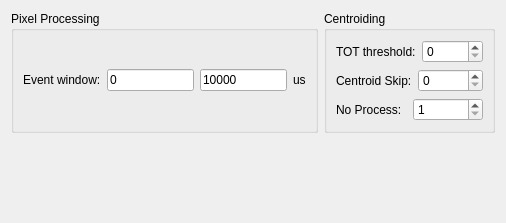
First picture: the form in pymepixviewer/pymepixviewer/panels/ui/processingconfig.ui, repository CFEL-CMI/pymepix, before the edit.
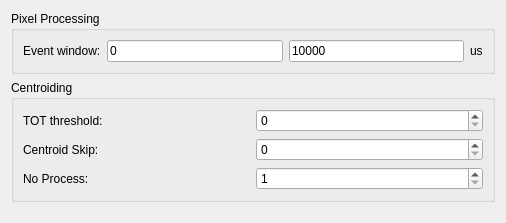
Second picture: the form after the edit.

Commit message: Imporved visuals of GUI and included threshold control

```diff
--- a/pymepixviewer/pymepixviewer/panels/ui/processingconfig.ui
+++ b/pymepixviewer/pymepixviewer/panels/ui/processingconfig.ui
@@ -15,7 +15,7 @@
   </property>
   <layout class="QVBoxLayout" name="verticalLayout">
    <item>
-    <layout class="QHBoxLayout" name="horizontalLayout">
+    <layout class="QVBoxLayout" name="verticalLayout_4">
      <item>
       <widget class="QGroupBox" name="groupBox_3">
        <property name="title">
```
The commit also changes 6 other files.
